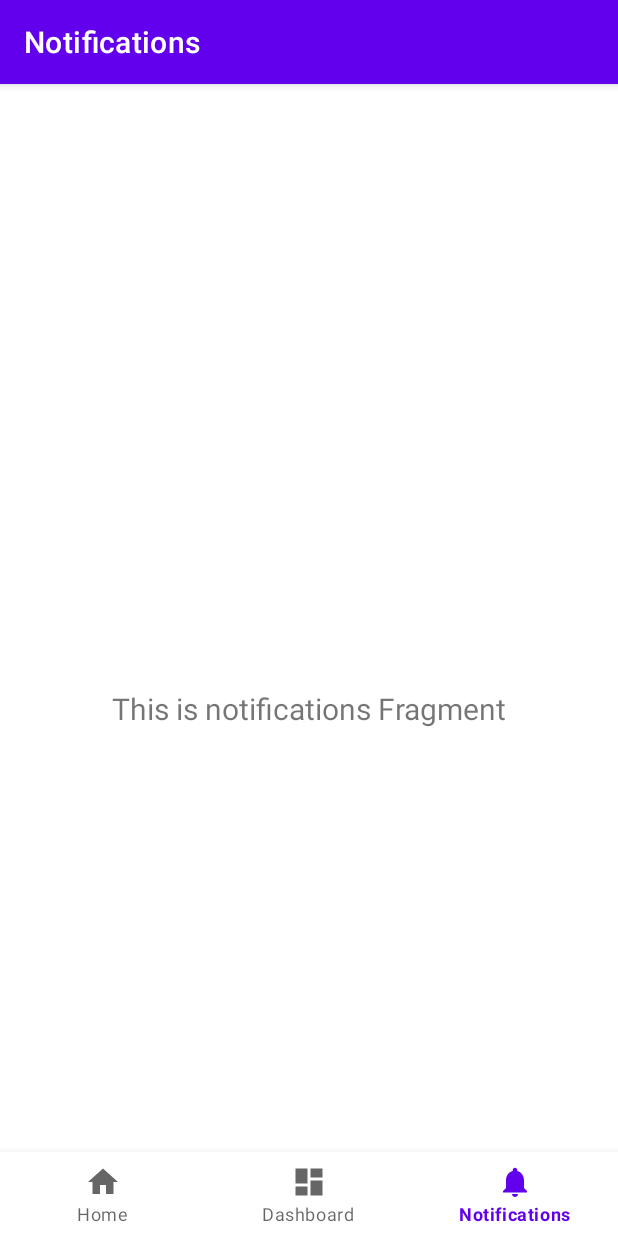
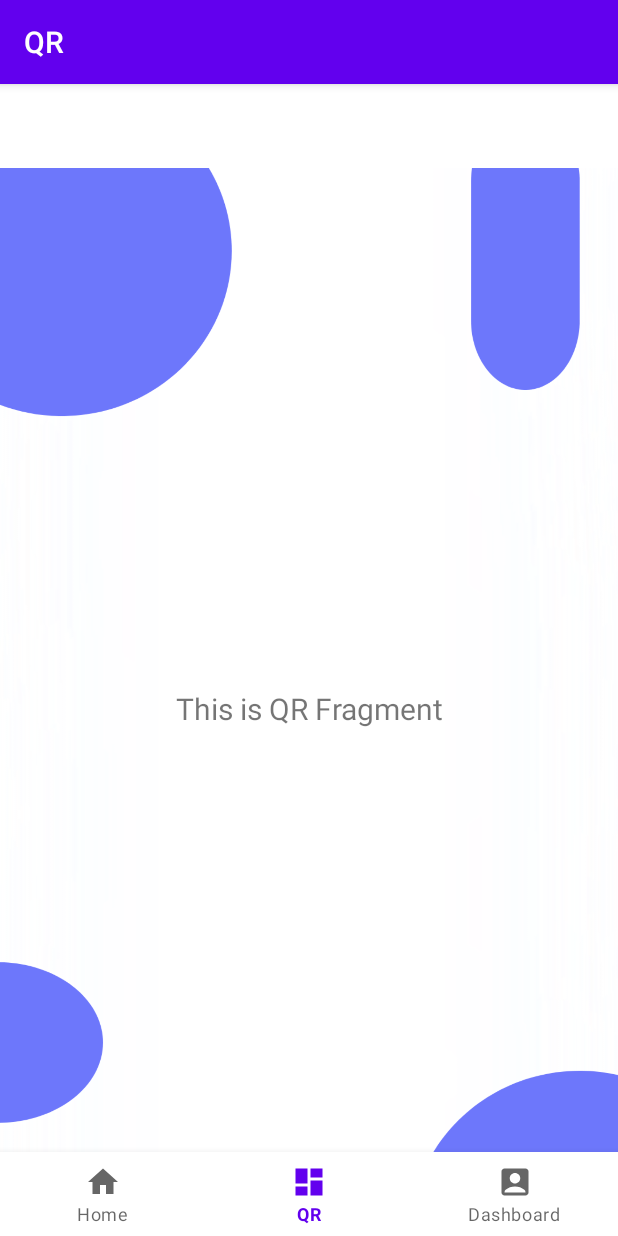
Before and after one commit to Thomassantosa/SmartHarvest, an Android app: the QRFragment screen opened through its navigation route, on a phone screen of 412 x 824 dp. Run offline under Robolectric (Android 15) with nearby library versions, the phone set to English and light mode, and no system bars; our stand-ins replace navigation-ui.

Commit message:
update-fragment

```diff
--- a/Smart Harvest App/app/src/main/java/com/example/smartharvest/MainActivity.kt
+++ b/Smart Harvest App/app/src/main/java/com/example/smartharvest/MainActivity.kt
@@ -9,7 +9,6 @@ import androidx.navigation.ui.AppBarConfiguration
 import androidx.navigation.ui.setupActionBarWithNavController
 import androidx.navigation.ui.setupWithNavController
 import com.example.smartharvest.databinding.ActivityMainBinding
-import com.example.smartharvest.ui.login.LoginActivity
 import com.example.smartharvest.ui.welcomepage.WelcomePageActivity
 
 class MainActivity : AppCompatActivity() {
@@ -36,7 +35,7 @@ class MainActivity : AppCompatActivity() {
         // menu should be considered as top level destinations.
         val appBarConfiguration = AppBarConfiguration(
             setOf(
-                R.id.navigation_dashboard, R.id.navigation_home, R.id.navigation_notifications
+                R.id.navigation_dashboard, R.id.navigation_home, R.id.navigation_qr
             )
         )
         setupActionBarWithNavController(navController, appBarConfiguration)
--- a/Smart Harvest App/app/src/main/java/com/example/smartharvest/data/responses/LoginResponse.kt
+++ b/Smart Harvest App/app/src/main/java/com/example/smartharvest/data/responses/LoginResponse.kt
@@ -23,5 +23,8 @@ data class LoginResult(
 	val id: Int,
 
 	@field:SerializedName("token")
-	val token: String
+	val token: String,
+
+	@field:SerializedName("type")
+	val type: String
 )
--- a/Smart Harvest App/app/src/main/java/com/example/smartharvest/ui/notifications/NotificationsFragment.kt
+++ b/Smart Harvest App/app/src/main/java/com/example/smartharvest/ui/qr/QRFragment.kt
@@ -1,4 +1,4 @@
-package com.example.smartharvest.ui.notifications
+package com.example.smartharvest.ui.qr
 
 import android.os.Bundle
 import android.view.LayoutInflater
@@ -7,11 +7,11 @@ import android.view.ViewGroup
 import android.widget.TextView
 import androidx.fragment.app.Fragment
 import androidx.lifecycle.ViewModelProvider
-import com.example.smartharvest.databinding.FragmentNotificationsBinding
+import com.example.smartharvest.databinding.FragmentQrBinding
 
-class NotificationsFragment : Fragment() {
+class QRFragment : Fragment() {
 
-    private var _binding: FragmentNotificationsBinding? = null
+    private var _binding: FragmentQrBinding? = null
 
     // This property is only valid between onCreateView and
     // onDestroyView.
@@ -22,14 +22,14 @@ class NotificationsFragment : Fragment() {
         container: ViewGroup?,
         savedInstanceState: Bundle?
     ): View {
-        val notificationsViewModel =
-            ViewModelProvider(this).get(NotificationsViewModel::class.java)
+        val qrViewModel =
+            ViewModelProvider(this).get(QRViewModel::class.java)
 
-        _binding = FragmentNotificationsBinding.inflate(inflater, container, false)
+        _binding = FragmentQrBinding.inflate(inflater, container, false)
         val root: View = binding.root
 
-        val textView: TextView = binding.textNotifications
-        notificationsViewModel.text.observe(viewLifecycleOwner) {
+        val textView: TextView = binding.textQr
+        qrViewModel.text.observe(viewLifecycleOwner) {
             textView.text = it
         }
         return root
--- a/Smart Harvest App/app/src/main/java/com/example/smartharvest/ui/notifications/NotificationsViewModel.kt
+++ b/Smart Harvest App/app/src/main/java/com/example/smartharvest/ui/qr/QRViewModel.kt
@@ -1,13 +1,13 @@
-package com.example.smartharvest.ui.notifications
+package com.example.smartharvest.ui.qr
 
 import androidx.lifecycle.LiveData
 import androidx.lifecycle.MutableLiveData
 import androidx.lifecycle.ViewModel
 
-class NotificationsViewModel : ViewModel() {
+class QRViewModel : ViewModel() {
 
     private val _text = MutableLiveData<String>().apply {
-        value = "This is notifications Fragment"
+        value = "This is QR Fragment"
     }
     val text: LiveData<String> = _text
 }
--- /dev/null
+++ b/Smart Harvest App/app/src/main/res/drawable/ic_baseline_account_box_24.xml
@@ -0,0 +1,5 @@
+<vector android:height="24dp" android:tint="#000000"
+    android:viewportHeight="24" android:viewportWidth="24"
+    android:width="24dp" xmlns:android="http://schemas.android.com/apk/res/android">
+    <path android:fillColor="@android:color/white" android:pathData="M19,3H5C3.9,3 3,3.9 3,5v14c0,1.1 0.9,2 2,2h14c1.1,0 2,-0.9 2,-2V5C21,3.9 20.1,3 19,3zM12,6c1.93,0 3.5,1.57 3.5,3.5c0,1.93 -1.57,3.5 -3.5,3.5s-3.5,-1.57 -3.5,-3.5C8.5,7.57 10.07,6 12,6zM19,19H5v-0.23c0,-0.62 0.28,-1.2 0.76,-1.58C7.47,15.82 9.64,15 12,15s4.53,0.82 6.24,2.19c0.48,0.38 0.76,0.97 0.76,1.58V19z"/>
+</vector>
--- a/Smart Harvest App/app/src/main/res/layout/activity_main.xml
+++ b/Smart Harvest App/app/src/main/res/layout/activity_main.xml
@@ -27,7 +27,6 @@
         app:layout_constraintBottom_toTopOf="@id/nav_view"
         app:layout_constraintLeft_toLeftOf="parent"
         app:layout_constraintRight_toRightOf="parent"
-        app:layout_constraintTop_toTopOf="parent"
         app:navGraph="@navigation/mobile_navigation" />
 
 </androidx.constraintlayout.widget.ConstraintLayout>
--- a/Smart Harvest App/app/src/main/res/layout/fragment_dashboard.xml
+++ b/Smart Harvest App/app/src/main/res/layout/fragment_dashboard.xml
@@ -4,6 +4,7 @@
     xmlns:tools="http://schemas.android.com/tools"
     android:layout_width="match_parent"
     android:layout_height="match_parent"
+    android:background="@drawable/loginbkg"
     tools:context=".ui.dashboard.DashboardFragment">
 
     <TextView
--- a/Smart Harvest App/app/src/main/res/layout/fragment_home.xml
+++ b/Smart Harvest App/app/src/main/res/layout/fragment_home.xml
@@ -4,6 +4,7 @@
     xmlns:tools="http://schemas.android.com/tools"
     android:layout_width="match_parent"
     android:layout_height="match_parent"
+    android:background="@drawable/loginbkg"
     tools:context=".ui.home.HomeFragment">
 
     <TextView
--- a/Smart Harvest App/app/src/main/res/layout/fragment_notifications.xml
+++ b/Smart Harvest App/app/src/main/res/layout/fragment_qr.xml
@@ -4,10 +4,11 @@
     xmlns:tools="http://schemas.android.com/tools"
     android:layout_width="match_parent"
     android:layout_height="match_parent"
-    tools:context=".ui.notifications.NotificationsFragment">
+    android:background="@drawable/loginbkg"
+    tools:context=".ui.qr.QRFragment">
 
     <TextView
-        android:id="@+id/text_notifications"
+        android:id="@+id/text_qr"
         android:layout_width="match_parent"
         android:layout_height="wrap_content"
         android:layout_marginStart="8dp"
--- a/Smart Harvest App/app/src/main/res/menu/bottom_nav_menu.xml
+++ b/Smart Harvest App/app/src/main/res/menu/bottom_nav_menu.xml
@@ -7,13 +7,13 @@
         android:title="@string/title_home" />
 
     <item
+        android:id="@+id/navigation_qr"
+        android:icon="@drawable/ic_dashboard_black_24dp"
+        android:title="@string/title_qr" />
+
+    <item
         android:id="@+id/navigation_dashboard"
-        android:icon="@drawable/ic_dashboard_black_24dp"
+        android:icon="@drawable/ic_baseline_account_box_24"
         android:title="@string/title_dashboard" />
 
-    <item
-        android:id="@+id/navigation_notifications"
-        android:icon="@drawable/ic_notifications_black_24dp"
-        android:title="@string/title_notifications" />
-
 </menu>
--- a/Smart Harvest App/app/src/main/res/navigation/mobile_navigation.xml
+++ b/Smart Harvest App/app/src/main/res/navigation/mobile_navigation.xml
@@ -18,10 +18,10 @@
         tools:layout="@layout/fragment_dashboard" />
 
     <fragment
-        android:id="@+id/navigation_notifications"
-        android:name="com.example.smartharvest.ui.notifications.NotificationsFragment"
-        android:label="@string/title_notifications"
-        tools:layout="@layout/fragment_notifications" />
+        android:id="@+id/navigation_qr"
+        android:name="com.example.smartharvest.ui.qr.QRFragment"
+        android:label="@string/title_qr"
+        tools:layout="@layout/fragment_qr" />
     <fragment
         android:id="@+id/navigation_login"
         android:name="com.example.smartharvest.ui.login.LoginFragment"
--- a/Smart Harvest App/app/src/main/res/values/strings.xml
+++ b/Smart Harvest App/app/src/main/res/values/strings.xml
@@ -2,7 +2,7 @@
     <string name="app_name">SmartHarvest</string>
     <string name="title_home">Home</string>
     <string name="title_dashboard">Dashboard</string>
-    <string name="title_notifications">Notifications</string>
+    <string name="title_qr">QR</string>
     <!-- Strings related to login -->
     <string name="prompt_email">Email</string>
     <string name="prompt_password">Password</string>
```
Also changed, not shown: Smart Harvest App/app/src/main/java/com/example/smartharvest/data/pref/UserPreferences.kt (added, +63 -0 lines).
